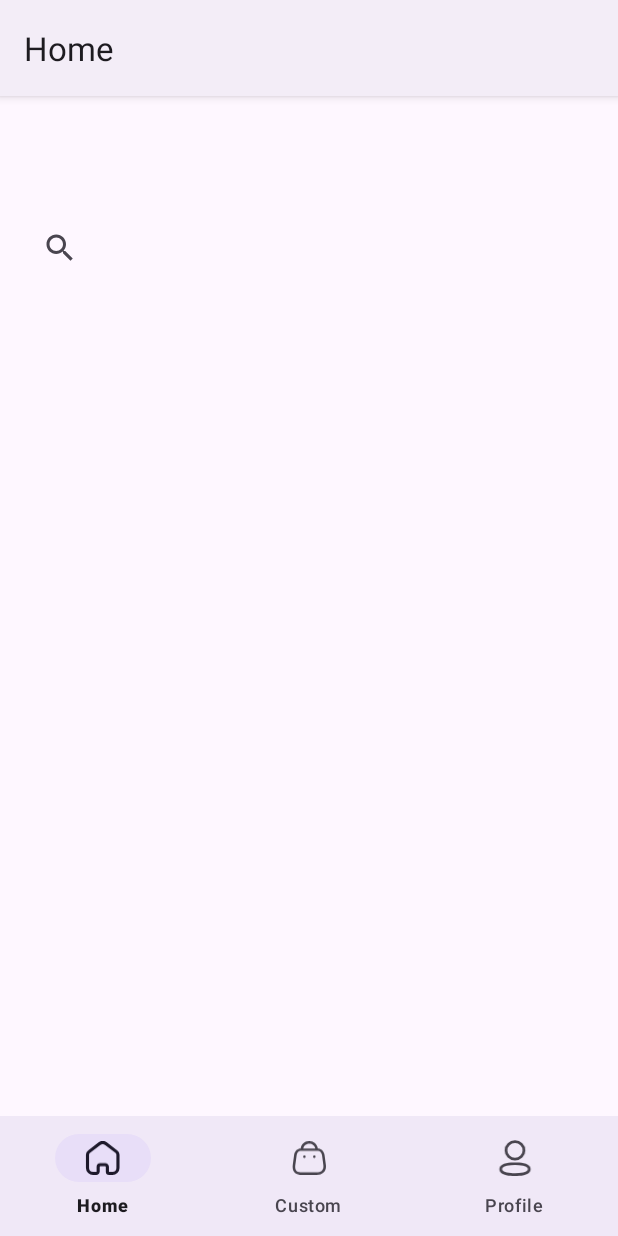
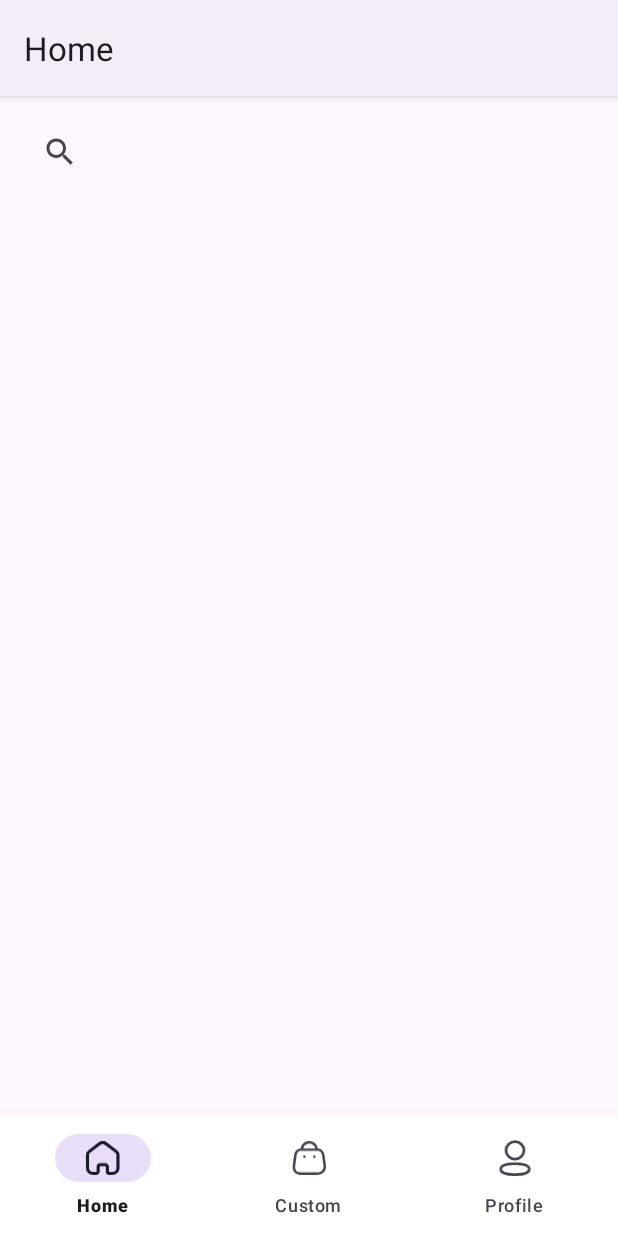
Before and after one commit to ArfanRahmanYudiantoro/Furniplan, an Android app built with Jetpack Compose: the DashboardActivity screen opened directly, with no data from a screen before it, on a phone screen of 412 x 824 dp. Run offline under Robolectric (Android 15) with nearby library versions, the phone set to English and light mode, and no system bars; our stand-ins replace navigation-ui.

Commit message:
fixing bottom navigation

```diff
--- a/app/src/main/java/com/celtic/furniplan/DashboardActivity.kt
+++ b/app/src/main/java/com/celtic/furniplan/DashboardActivity.kt
@@ -12,6 +12,7 @@ import com.google.android.material.bottomnavigation.BottomNavigationView
 class DashboardActivity : AppCompatActivity() {
 
     private lateinit var binding: ActivityDashboardBinding
+
     override fun onCreate(savedInstanceState: Bundle?) {
         super.onCreate(savedInstanceState)
         binding = ActivityDashboardBinding.inflate(layoutInflater)
--- a/app/src/main/java/com/celtic/furniplan/LoginRegisterActivity.kt
+++ b/app/src/main/java/com/celtic/furniplan/LoginRegisterActivity.kt
@@ -1,5 +1,6 @@
 package com.celtic.furniplan
 
+import android.content.Intent
 import android.os.Bundle
 import androidx.appcompat.app.AppCompatActivity
 import androidx.navigation.NavController
@@ -14,6 +15,7 @@ class LoginRegisterActivity : AppCompatActivity() {
         setContentView(R.layout.activity_login_register)
         navController = findNavController(R.id.navLoginRegisterFragment)
         NavigationUI.setupActionBarWithNavController(this, navController)
+
     }
     override fun onSupportNavigateUp(): Boolean {
         return navController.navigateUp()
--- a/app/src/main/java/com/celtic/furniplan/model/Event.kt
+++ /dev/null
@@ -1,5 +0,0 @@
-package com.celtic.furniplan.model
-
-data class Event(
-    val imageResId: Int
-)
--- a/app/src/main/res/layout/activity_dashboard.xml
+++ b/app/src/main/res/layout/activity_dashboard.xml
@@ -2,10 +2,8 @@
 
 <androidx.constraintlayout.widget.ConstraintLayout xmlns:android="http://schemas.android.com/apk/res/android"
     xmlns:app="http://schemas.android.com/apk/res-auto"
-    android:id="@+id/container"
     android:layout_width="match_parent"
-    android:layout_height="match_parent"
-    android:paddingTop="?attr/actionBarSize">
+    android:layout_height="match_parent">
 
 <!--    <com.google.android.material.bottomnavigation.BottomNavigationView-->
 <!--        android:id="@+id/bottom_navigation_view"-->
@@ -18,26 +16,23 @@
 <!--        app:menu="@menu/bottom_menu" />-->
 
 
-
     <fragment
         android:id="@+id/fragment_container"
+        android:name="androidx.navigation.fragment.NavHostFragment"
         android:layout_width="match_parent"
-        android:layout_height="match_parent"
-        android:name="androidx.navigation.fragment.NavHostFragment"
+        android:layout_height="0dp"
         app:defaultNavHost="true"
         app:layout_constraintBottom_toTopOf="@+id/bottom_navigation_view"
         app:layout_constraintEnd_toEndOf="parent"
         app:layout_constraintStart_toStartOf="parent"
         app:layout_constraintTop_toTopOf="parent"
-        app:navGraph="@navigation/menu_navigation"/>
+        app:navGraph="@navigation/menu_navigation" />
 
     <com.google.android.material.bottomnavigation.BottomNavigationView
         android:id="@+id/bottom_navigation_view"
         android:layout_width="0dp"
         android:layout_height="wrap_content"
-        android:layout_marginStart="0dp"
-        android:layout_marginEnd="0dp"
-        android:background="?android:attr/windowBackground"
+        android:background="@color/white"
         app:layout_constraintBottom_toBottomOf="parent"
         app:layout_constraintLeft_toLeftOf="parent"
         app:layout_constraintRight_toRightOf="parent"
--- a/app/src/main/res/layout/horizontal_scrollview_event.xml
+++ b/app/src/main/res/layout/banner_layout.xml
@@ -12,7 +12,7 @@
     app:layout_constraintEnd_toEndOf="parent"
     app:layout_constraintStart_toStartOf="parent"
     app:layout_constraintTop_toTopOf="parent"
-    tools:listitem="@layout/horizontal_list_item">
+>
 
 
 </androidx.recyclerview.widget.RecyclerView>
--- a/app/src/main/res/layout/fragment_home.xml
+++ b/app/src/main/res/layout/fragment_home.xml
@@ -6,7 +6,7 @@
     android:layout_height="match_parent">
 
     <SearchView
-        android:id="@+id/searchView2"
+        android:id="@+id/searchBar"
         android:layout_width="0dp"
         android:layout_height="42dp"
         android:layout_marginStart="16dp"
@@ -16,17 +16,15 @@
         app:layout_constraintStart_toStartOf="parent"
         app:layout_constraintTop_toTopOf="parent" />
 
-    <HorizontalScrollView
-        android:layout_width="match_parent"
-        android:layout_height="100dp"
-        android:layout_marginTop="24dp"
-        app:layout_constraintTop_toBottomOf="@id/searchView2">
-
-
-
-    </HorizontalScrollView>
-
-
+    <androidx.recyclerview.widget.RecyclerView
+        android:id="@+id/homeRecyclerView"
+        android:layout_width="0dp"
+        android:layout_height="0dp"
+        android:layout_marginTop="8dp"
+        app:layout_constraintBottom_toBottomOf="parent"
+        app:layout_constraintEnd_toEndOf="parent"
+        app:layout_constraintStart_toStartOf="parent"
+        app:layout_constraintTop_toBottomOf="@+id/searchBar" />
 
 
     <!--    <androidx.recyclerview.widget.RecyclerView-->
--- a/app/src/main/res/layout/fragment_profile.xml
+++ b/app/src/main/res/layout/fragment_profile.xml
@@ -37,7 +37,7 @@
         app:layout_constraintEnd_toEndOf="parent"
         app:layout_constraintStart_toStartOf="parent"
         app:layout_constraintTop_toBottomOf="@+id/textView12"
-        tools:listitem="@layout/list_item_menu_profile" />
+        tools:listitem="@layout/menu_profile_item" />
 
 
 
```
Also changed, not shown: app/src/main/java/com/celtic/furniplan/ui/login/LoginFragment.kt (+4 -3 lines), app/src/main/java/com/celtic/furniplan/ui/sign_up/SignUpFragment.kt (+4 -3 lines), app/src/main/res/layout/banner_item.xml (added, +32 -0 lines), app/src/main/res/layout/horizontal_list_item.xml (deleted, +0 -33 lines), app/src/main/res/drawable/banner_gratis_ongkir.png (renamed from app/src/main/res/drawable/event_gratis_ongkir.png), app/src/main/res/drawable/banner_kemerdekaan.png (renamed from app/src/main/res/drawable/gambar_event_2.png), app/src/main/res/layout/menu_profile_item.xml (renamed from app/src/main/res/layout/list_item_menu_profile.xml). Lines whose indentation alone changed are shown as unchanged.
